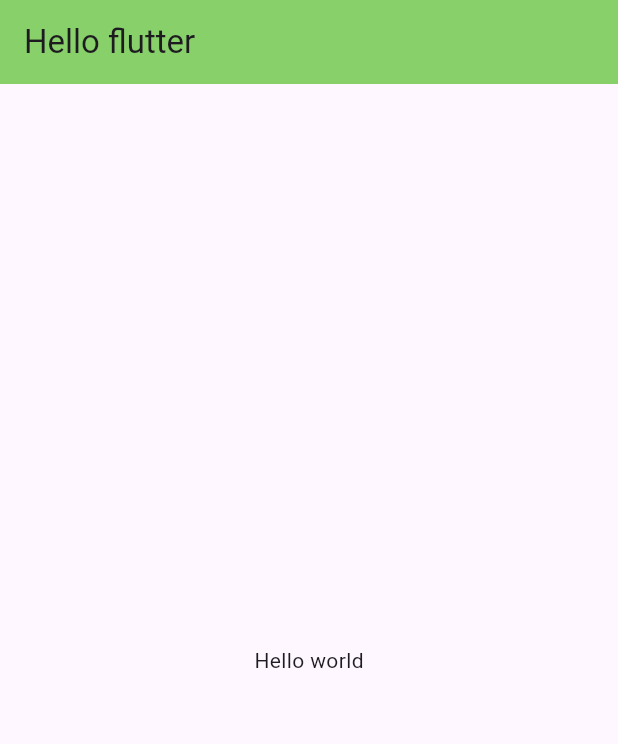
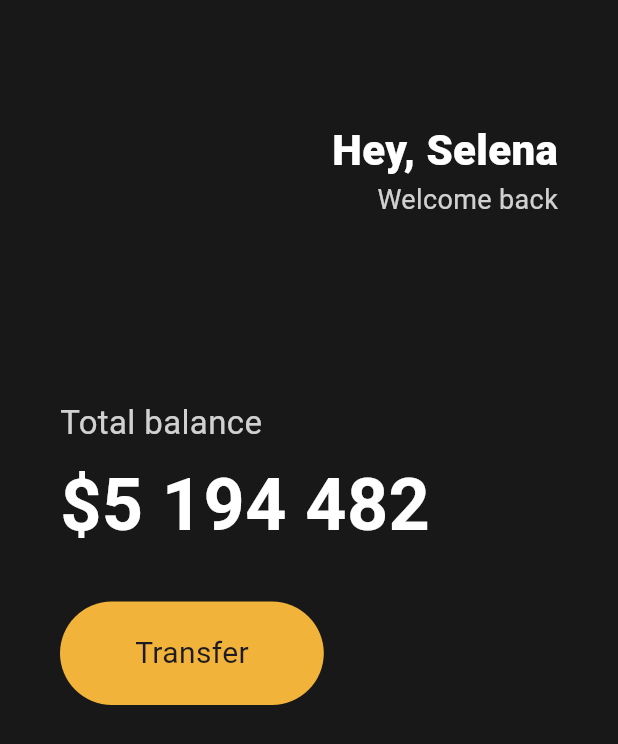
Before and after one commit to BaekSiyoon/StatelessWidget, a Flutter app: the screen it shows after launch, on a phone screen of 412 x 824 dp. Shown: the top 744 px of the screen. Run offline on Flutter 3.47's test engine with Material 3 defaults, Android fonts, the phone set to English and light mode, and no system bars.

Commit message:
Container,Row,SizeBox

```diff
--- a/lib/main.dart
+++ b/lib/main.dart
@@ -1,23 +1,99 @@
 import 'package:flutter/material.dart';
 
 void main() {
-  runApp(App());
+  runApp(const App());
 }
 
-class App extends StatelessWidget{
+class App extends StatelessWidget {
+  const App({super.key});
 
   @override
   Widget build(BuildContext context) {
     return MaterialApp(
       home: Scaffold(
-      appBar: AppBar(
-        title: Text('Hello flutter'),
-        backgroundColor: const Color.fromARGB(255, 135, 208, 106),
+          backgroundColor: const Color(0xFF181818),
+          body: Padding(
+            padding: const EdgeInsets.symmetric(
+              horizontal: 40,
             ),
-      body: Center(
-        child:  Text('Hello world'),
+            child: Column(
+              crossAxisAlignment: CrossAxisAlignment.start,
+              children: [
+                const SizedBox(
+                  height: 80,
+                ),
+                Row(
+                  mainAxisAlignment: MainAxisAlignment.end,
+                  children: [
+                    Column(
+                      crossAxisAlignment: CrossAxisAlignment.end,
+                      children: [
+                        const Text(
+                          'Hey, Selena',
+                          style: TextStyle(
+                            color: Colors.white,
+                            fontSize: 28,
+                            fontWeight: FontWeight.w800,
+                          ),
+                        ),
+                        Text(
+                          'Welcome back',
+                          style: TextStyle(
+                              color: Colors.white.withOpacity(0.8),
+                              fontSize: 18),
+                        ),
+                      ],
                     )
+                  ],
                 ),
+                const SizedBox(
+                  height: 120,
+                ),
+                Text(
+                  'Total balance',
+                  style: TextStyle(
+                    fontSize: 22,
+                    color: Colors.white.withOpacity(0.8),
+                  ),
+                ),
+                const SizedBox(
+                  height: 5,
+                ),
+                const Text(
+                  '\$5 194 482',
+                  style: TextStyle(
+                    fontSize: 48,
+                    fontWeight: FontWeight.w600,
+                    color: Colors.white,
+                  ),
+                ),
+                const SizedBox(
+                  height: 30,
+                ),
+                Row(
+                  children: [
+                    Container(
+                      decoration: BoxDecoration(
+                          color: const Color(0xFFF2B33A),
+                          borderRadius: BorderRadius.circular(45)),
+                      child: const Padding(
+                        padding: EdgeInsets.symmetric(
+                          vertical: 20,
+                          horizontal: 50,
+                        ),
+                        child: Text(
+                          'Transfer',
+                          style: TextStyle(
+                            fontSize: 20,
+                          ),
+                        ),
+                      ),
+                    ),
+                  ],
+                )
+              ],
+            ),
+          )),
     );
   }
 }
```
Lines whose indentation alone changed are shown as unchanged.
